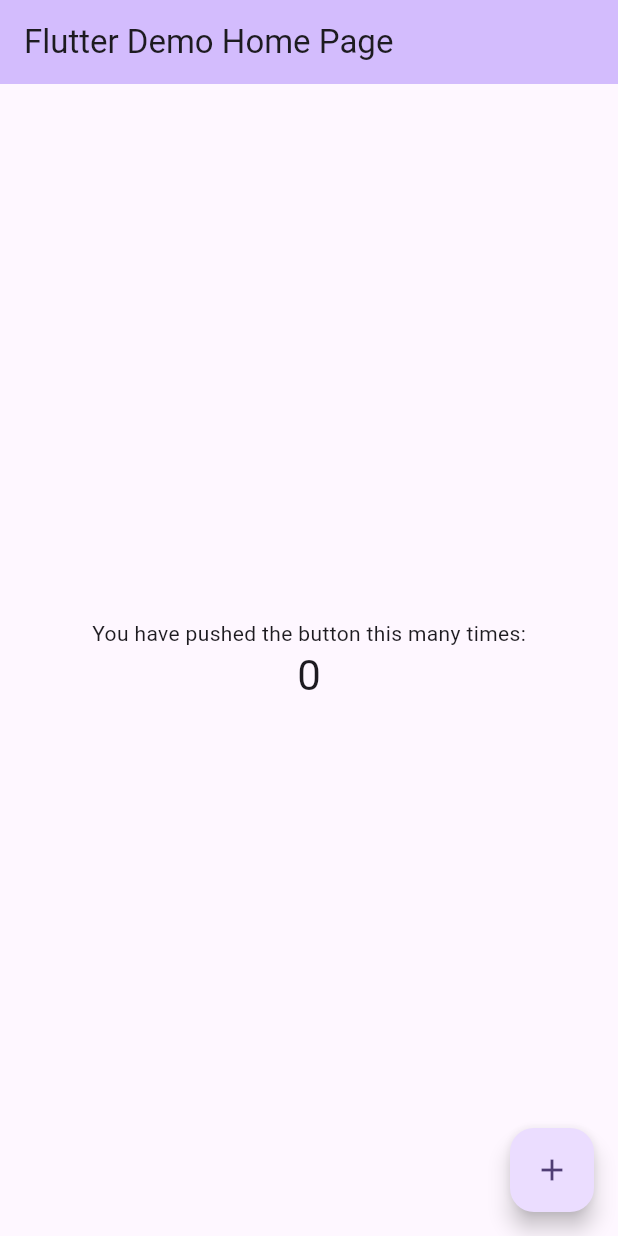
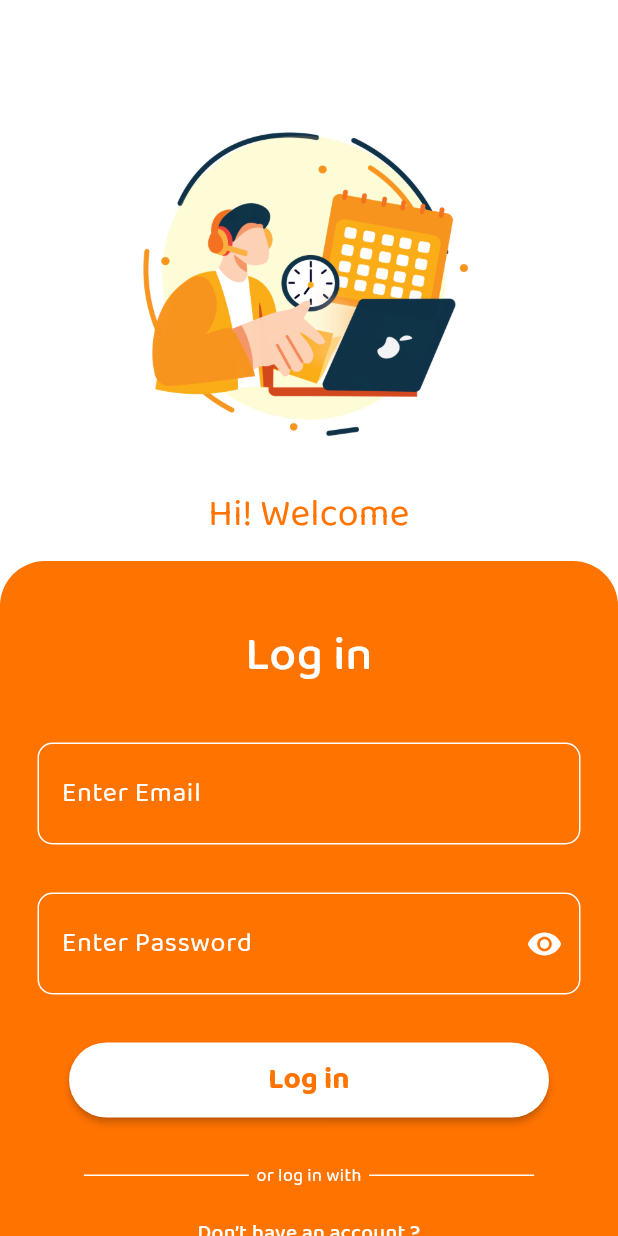
Before and after one commit to lansoyyy/vip_tutors, a Flutter app: the screen it shows after launch, on a phone screen of 412 x 824 dp. Run offline on Flutter 3.47's test engine with Material 3 defaults, Android fonts, the light colour scheme and no system bars.

Commit message:
added auth ui

```diff
--- a/lib/main.dart
+++ b/lib/main.dart
@@ -1,4 +1,5 @@
 import 'package:flutter/material.dart';
+import 'package:vip_tutors/presentation/views/auth/login_view.dart';
 
 void main() {
   runApp(const MyApp());
@@ -7,119 +8,10 @@
 class MyApp extends StatelessWidget {
   const MyApp({super.key});
 
-  // This widget is the root of your application.
   @override
   Widget build(BuildContext context) {
-    return MaterialApp(
-      title: 'Flutter Demo',
-      theme: ThemeData(
-        // This is the theme of your application.
-        //
-        // TRY THIS: Try running your application with "flutter run". You'll see
-        // the application has a purple toolbar. Then, without quitting the app,
-        // try changing the seedColor in the colorScheme below to Colors.green
-        // and then invoke "hot reload" (save your changes or press the "hot
-        // reload" button in a Flutter-supported IDE, or press "r" if you used
-        // the command line to start the app).
-        //
-        // Notice that the counter didn't reset back to zero; the application
-        // state is not lost during the reload. To reset the state, use hot
-        // restart instead.
-        //
-        // This works for code too, not just values: Most code changes can be
-        // tested with just a hot reload.
-        colorScheme: ColorScheme.fromSeed(seedColor: Colors.deepPurple),
-        useMaterial3: true,
-      ),
-      home: const MyHomePage(title: 'Flutter Demo Home Page'),
+    return const MaterialApp(
+      home: LoginView(),
     );
   }
 }
-
-class MyHomePage extends StatefulWidget {
-  const MyHomePage({super.key, required this.title});
-
-  // This widget is the home page of your application. It is stateful, meaning
-  // that it has a State object (defined below) that contains fields that affect
-  // how it looks.
-
-  // This class is the configuration for the state. It holds the values (in this
-  // case the title) provided by the parent (in this case the App widget) and
-  // used by the build method of the State. Fields in a Widget subclass are
-  // always marked "final".
-
-  final String title;
-
-  @override
-  State<MyHomePage> createState() => _MyHomePageState();
-}
-
-class _MyHomePageState extends State<MyHomePage> {
-  int _counter = 0;
-
-  void _incrementCounter() {
-    setState(() {
-      // This call to setState tells the Flutter framework that something has
-      // changed in this State, which causes it to rerun the build method below
-      // so that the display can reflect the updated values. If we changed
-      // _counter without calling setState(), then the build method would not be
-      // called again, and so nothing would appear to happen.
-      _counter++;
-    });
-  }
-
-  @override
-  Widget build(BuildContext context) {
-    // This method is rerun every time setState is called, for instance as done
-    // by the _incrementCounter method above.
-    //
-    // The Flutter framework has been optimized to make rerunning build methods
-    // fast, so that you can just rebuild anything that needs updating rather
-    // than having to individually change instances of widgets.
-    return Scaffold(
-      appBar: AppBar(
-        // TRY THIS: Try changing the color here to a specific color (to
-        // Colors.amber, perhaps?) and trigger a hot reload to see the AppBar
-        // change color while the other colors stay the same.
-        backgroundColor: Theme.of(context).colorScheme.inversePrimary,
-        // Here we take the value from the MyHomePage object that was created by
-        // the App.build method, and use it to set our appbar title.
-        title: Text(widget.title),
-      ),
-      body: Center(
-        // Center is a layout widget. It takes a single child and positions it
-        // in the middle of the parent.
-        child: Column(
-          // Column is also a layout widget. It takes a list of children and
-          // arranges them vertically. By default, it sizes itself to fit its
-          // children horizontally, and tries to be as tall as its parent.
-          //
-          // Column has various properties to control how it sizes itself and
-          // how it positions its children. Here we use mainAxisAlignment to
-          // center the children vertically; the main axis here is the vertical
-          // axis because Columns are vertical (the cross axis would be
-          // horizontal).
-          //
-          // TRY THIS: Invoke "debug painting" (choose the "Toggle Debug Paint"
-          // action in the IDE, or press "p" in the console), to see the
-          // wireframe for each widget.
-          mainAxisAlignment: MainAxisAlignment.center,
-          children: <Widget>[
-            const Text(
-              'You have pushed the button this many times:',
-            ),
-            Text(
-              '$_counter',
-              style: Theme.of(context).textTheme.headlineMedium,
-            ),
-          ],
-        ),
-      ),
-      floatingActionButton: FloatingActionButton(
-        onPressed: _incrementCounter,
-        tooltip: 'Increment',
-        child: const Icon(Icons.add),
-      ), // This trailing comma makes auto-formatting nicer for build methods.
-    );
-  }
-}
--- /dev/null
+++ b/lib/presentation/views/auth/login_view.dart
@@ -0,0 +1,174 @@
+import 'package:flutter/material.dart';
+import 'package:vip_tutors/presentation/views/auth/signup_view.dart';
+import 'package:vip_tutors/presentation/views/home_view.dart';
+import 'package:vip_tutors/presentation/widgets/button_widget.dart';
+import 'package:vip_tutors/presentation/widgets/text_widget.dart';
+import 'package:vip_tutors/presentation/widgets/textfield_widget.dart';
+import 'package:vip_tutors/utils/asset_helper.dart';
+import 'package:vip_tutors/utils/colors.dart';
+
+class LoginView extends StatefulWidget {
+  const LoginView({super.key});
+
+  @override
+  State<LoginView> createState() => _LoginViewState();
+}
+
+class _LoginViewState extends State<LoginView> {
+  final email = TextEditingController();
+  final password = TextEditingController();
+  @override
+  Widget build(BuildContext context) {
+    return Scaffold(
+      backgroundColor: Colors.white,
+      body: Column(
+        children: [
+          Expanded(
+            child: SizedBox(
+              child: Column(
+                mainAxisAlignment: MainAxisAlignment.center,
+                children: [
+                  const SizedBox(
+                    height: 50,
+                  ),
+                  Image.asset(
+                    AssetHelper().loginIllu,
+                    width: 250,
+                    height: 250,
+                  ),
+                  const SizedBox(
+                    height: 12.5,
+                  ),
+                  TextWidget(
+                    text: 'Hi! Welcome',
+                    fontSize: 25,
+                    color: secondary,
+                  ),
+                ],
+              ),
+            ),
+          ),
+          Container(
+            width: double.infinity,
+            height: 450,
+            decoration: const BoxDecoration(
+                color: secondary,
+                borderRadius: BorderRadius.only(
+                  topLeft: Radius.circular(
+                    30,
+                  ),
+                  topRight: Radius.circular(
+                    30,
+                  ),
+                )),
+            child: SingleChildScrollView(
+              child: Column(
+                children: [
+                  const SizedBox(
+                    height: 40,
+                  ),
+                  TextWidget(
+                    text: 'Log in',
+                    fontSize: 32,
+                    color: Colors.white,
+                    fontFamily: 'Medium',
+                  ),
+                  const SizedBox(
+                    height: 25,
+                  ),
+                  TextFieldWidget(
+                    height: 80,
+                    inputType: TextInputType.emailAddress,
+                    borderColor: Colors.white,
+                    label: 'Enter Email',
+                    controller: email,
+                  ),
+                  TextFieldWidget(
+                    height: 80,
+                    borderColor: Colors.white,
+                    label: 'Enter Password',
+                    controller: password,
+                    isObscure: true,
+                    showEye: true,
+                  ),
+                  const SizedBox(
+                    height: 10,
+                  ),
+                  ButtonWidget(
+                    color: Colors.white,
+                    height: 50,
+                    width: 320,
+                    fontSize: 20,
+                    label: 'Log in',
+                    textColor: secondary,
+                    onPressed: () {
+                      Navigator.of(context).pushReplacement(
+                        MaterialPageRoute(
+                            builder: (context) => const HomeView()),
+                      );
+                    },
+                  ),
+                  const SizedBox(
+                    height: 30,
+                  ),
+                  Row(
+                    mainAxisAlignment: MainAxisAlignment.center,
+                    children: [
+                      const SizedBox(
+                          width: 110,
+                          child: Divider(
+                            color: Colors.white,
+                          )),
+                      Padding(
+                        padding: const EdgeInsets.only(left: 5, right: 5),
+                        child: TextWidget(
+                          text: 'or log in with',
+                          fontSize: 12,
+                          color: Colors.white,
+                        ),
+                      ),
+                      const SizedBox(
+                          width: 110,
+                          child: Divider(
+                            color: Colors.white,
+                          )),
+                    ],
+                  ),
+                  const SizedBox(
+                    height: 20,
+                  ),
+                  TextWidget(
+                    text: 'Don’t have an account ?',
+                    fontSize: 14,
+                    color: Colors.white,
+                    fontFamily: 'Medium',
+                  ),
+                  const SizedBox(
+                    height: 2.5,
+                  ),
+                  GestureDetector(
+                    onTap: () {
+                      Navigator.of(context).push(
+                        MaterialPageRoute(
+                            builder: (context) => const SignupView()),
+                      );
+                    },
+                    child: TextWidget(
+                      text: 'Create an Account',
+                      fontSize: 15,
+                      color: Colors.white,
+                      fontFamily: 'Bold',
+                    ),
+                  ),
+                  const SizedBox(
+                    height: 20,
+                  ),
+                ],
+              ),
+            ),
+          ),
+        ],
+      ),
+    );
+  }
+}
--- /dev/null
+++ b/lib/presentation/views/auth/signup_view.dart
@@ -0,0 +1,151 @@
+import 'package:flutter/material.dart';
+import 'package:vip_tutors/presentation/views/home_view.dart';
+import 'package:vip_tutors/presentation/widgets/button_widget.dart';
+import 'package:vip_tutors/presentation/widgets/text_widget.dart';
+import 'package:vip_tutors/presentation/widgets/textfield_widget.dart';
+import 'package:vip_tutors/utils/asset_helper.dart';
+import 'package:vip_tutors/utils/colors.dart';
+
+class SignupView extends StatefulWidget {
+  const SignupView({super.key});
+
+  @override
+  State<SignupView> createState() => _SignupViewState();
+}
+
+class _SignupViewState extends State<SignupView> {
+  final name = TextEditingController();
+  final email = TextEditingController();
+  final password = TextEditingController();
+  @override
+  Widget build(BuildContext context) {
+    return Scaffold(
+      backgroundColor: Colors.white,
+      body: Column(
+        children: [
+          Expanded(
+            child: SizedBox(
+              child: Column(
+                mainAxisAlignment: MainAxisAlignment.center,
+                children: [
+                  const SizedBox(
+                    height: 50,
+                  ),
+                  Image.asset(
+                    AssetHelper().signupIllu,
+                    width: 250,
+                    height: 250,
+                  ),
+                  const SizedBox(
+                    height: 12.5,
+                  ),
+                  TextWidget(
+                    text: 'Signup to Register',
+                    fontSize: 25,
+                    color: secondary,
+                  ),
+                ],
+              ),
+            ),
+          ),
+          Container(
+            width: double.infinity,
+            height: 450,
+            decoration: const BoxDecoration(
+                color: secondary,
+                borderRadius: BorderRadius.only(
+                  topLeft: Radius.circular(
+                    30,
+                  ),
+                  topRight: Radius.circular(
+                    30,
+                  ),
+                )),
+            child: SingleChildScrollView(
+              child: Column(
+                children: [
+                  const SizedBox(
+                    height: 40,
+                  ),
+                  TextWidget(
+                    text: 'Sign up',
+                    fontSize: 32,
+                    color: Colors.white,
+                    fontFamily: 'Medium',
+                  ),
+                  const SizedBox(
+                    height: 25,
+                  ),
+                  TextFieldWidget(
+                    height: 80,
+                    borderColor: Colors.white,
+                    label: 'Enter Name',
+                    controller: name,
+                  ),
+                  TextFieldWidget(
+                    height: 80,
+                    inputType: TextInputType.emailAddress,
+                    borderColor: Colors.white,
+                    label: 'Enter Email',
+                    controller: email,
+                  ),
+                  TextFieldWidget(
+                    height: 80,
+                    borderColor: Colors.white,
+                    label: 'Enter Password',
+                    controller: password,
+                    isObscure: true,
+                    showEye: true,
+                  ),
+                  const SizedBox(
+                    height: 10,
+                  ),
+                  ButtonWidget(
+                    color: Colors.white,
+                    height: 50,
+                    width: 320,
+                    fontSize: 20,
+                    label: 'Signup',
+                    textColor: secondary,
+                    onPressed: () {
+                      Navigator.of(context).pushReplacement(
+                        MaterialPageRoute(
+                            builder: (context) => const HomeView()),
+                      );
+                    },
+                  ),
+                  const SizedBox(
+                    height: 20,
+                  ),
+                  TextWidget(
+                    text: 'Already have an account ?',
+                    fontSize: 14,
+                    color: Colors.white,
+                    fontFamily: 'Medium',
+                  ),
+                  const SizedBox(
+                    height: 2.5,
+                  ),
+                  GestureDetector(
+                    onTap: () {
+                      Navigator.pop(context);
+                    },
+                    child: TextWidget(
+                      text: 'Login now',
+                      fontSize: 15,
+                      color: Colors.white,
+                      fontFamily: 'Bold',
+                    ),
+                  ),
+                  const SizedBox(
+                    height: 20,
+                  ),
+                ],
+              ),
+            ),
+          ),
+        ],
+      ),
+    );
+  }
+}
--- /dev/null
+++ b/lib/presentation/views/home_view.dart
@@ -0,0 +1,10 @@
+import 'package:flutter/material.dart';
+
+class HomeView extends StatelessWidget {
+  const HomeView({super.key});
+
+  @override
+  Widget build(BuildContext context) {
+    return const Placeholder();
+  }
+}
--- /dev/null
+++ b/lib/presentation/widgets/button_widget.dart
@@ -0,0 +1,41 @@
+import 'package:flutter/material.dart';
+import 'package:vip_tutors/presentation/widgets/text_widget.dart';
+import 'package:vip_tutors/utils/colors.dart';
+
+class ButtonWidget extends StatelessWidget {
+  final String label;
+  final VoidCallback onPressed;
+  final double? width;
+  final double? fontSize;
+  final double? height;
+  final double? radius;
+  final Color color;
+  final Color? textColor;
+
+  const ButtonWidget(
+      {super.key,
+      this.radius = 100,
+      required this.label,
+      this.textColor = Colors.white,
+      required this.onPressed,
+      this.width = 275,
+      this.fontSize = 18,
+      this.height = 50,
+      this.color = secondary});
+  @override
+  Widget build(BuildContext context) {
+    return MaterialButton(
+        shape: RoundedRectangleBorder(
+            borderRadius: BorderRadius.circular(radius!)),
+        minWidth: width,
+        height: height,
+        color: color,
+        onPressed: onPressed,
+        child: TextWidget(
+          text: label,
+          fontSize: fontSize!,
+          color: textColor,
+          fontFamily: 'Bold',
+        ));
+  }
+}
--- /dev/null
+++ b/lib/presentation/widgets/text_widget.dart
@@ -0,0 +1,42 @@
+import 'package:flutter/material.dart';
+
+class TextWidget extends StatelessWidget {
+  late String text;
+  late double fontSize;
+  late Color? color;
+  late String? fontFamily;
+  late TextDecoration? decoration;
+  final bool? isItalize;
+  final bool? isBold;
+  final int? maxLines;
+  final TextAlign align;
+
+  TextWidget(
+      {super.key,
+      this.decoration,
+      this.align = TextAlign.center,
+      this.maxLines = 2,
+      this.isItalize = false,
+      this.isBold = false,
+      required this.text,
+      required this.fontSize,
+      this.color = Colors.black,
+      this.fontFamily = 'Regular'});
+
+  @override
+  Widget build(BuildContext context) {
+    return Text(
+      text,
+      textAlign: align,
+      maxLines: maxLines,
+      style: TextStyle(
+          overflow: TextOverflow.ellipsis,
+          fontStyle: isItalize! ? FontStyle.italic : null,
+          decoration: decoration,
+          fontWeight: isBold! ? FontWeight.w800 : FontWeight.normal,
+          fontSize: fontSize,
+          color: color,
+          fontFamily: fontFamily),
+    );
+  }
+}
--- /dev/null
+++ b/lib/presentation/widgets/textfield_widget.dart
@@ -0,0 +1,163 @@
+import 'package:flutter/material.dart';
+import 'package:vip_tutors/presentation/widgets/text_widget.dart';
+
+class TextFieldWidget extends StatefulWidget {
+  final String label;
+  final String? hint;
+  bool? isObscure;
+  final TextEditingController controller;
+  final double? width;
+  final double? height;
+  final int? maxLine;
+  final TextInputType? inputType;
+  late bool? showEye;
+  late bool? enabled;
+  late Color? color;
+  late Color? labelcolor;
+  late Color? borderColor;
+  late Color? hintColor;
+  late double? radius;
+  late double? fontSize;
+  late double? hintSize;
+  final String? Function(String?)? validator; // Add validator parameter
+
+  final TextCapitalization? textCapitalization;
+
+  bool? hasValidator;
+  Widget? prefix;
+
+  late int? length;
+
+  Widget? suffix;
+
+  TextFieldWidget({
+    super.key,
+    required this.label,
+    this.hint = '',
+    required this.controller,
+    this.isObscure = false,
+    this.width = double.infinity,
+    this.height = 65,
+    this.maxLine = 1,
+    this.prefix,
+    this.suffix,
+    this.length,
+    this.hintColor = Colors.black,
+    this.borderColor = Colors.transparent,
+    this.showEye = false,
+    this.enabled = true,
+    this.labelcolor = Colors.white,
+    this.color = Colors.black,
+    this.radius = 10,
+    this.fontSize = 24,
+    this.hintSize = 18,
+    this.hasValidator = true,
+    this.textCapitalization = TextCapitalization.sentences,
+    this.inputType = TextInputType.text,
+    this.validator, // Add validator parameter
+  });
+
+  @override
+  State<TextFieldWidget> createState() => _TextFieldWidgetState();
+}
+
+class _TextFieldWidgetState extends State<TextFieldWidget> {
+  @override
+  Widget build(BuildContext context) {
+    return Padding(
+      padding: const EdgeInsets.only(top: 10, bottom: 10, left: 25, right: 25),
+      child: SizedBox(
+        width: widget.width,
+        height: widget.height,
+        child: TextFormField(
+          maxLength: widget.length,
+          enabled: widget.enabled,
+          style: TextStyle(
+              fontFamily: 'Medium',
+              fontSize: widget.fontSize,
+              color: widget.labelcolor),
+          textCapitalization: widget.textCapitalization!,
+          keyboardType: widget.inputType,
+          decoration: InputDecoration(
+            prefix: widget.prefix,
+            suffixIcon: widget.suffix ??
+                (widget.showEye! == true
+                    ? IconButton(
+                        onPressed: () {
+                          setState(() {
+                            widget.isObscure = !widget.isObscure!;
+                          });
+                        },
+                        icon: widget.isObscure!
+                            ? const Icon(
+                                Icons.visibility,
+                                color: Colors.white,
+                              )
+                            : const Icon(
+                                Icons.visibility_off,
+                                color: Colors.white,
+                              ))
+                    : const SizedBox()),
+            hintText: widget.hint,
+            border: InputBorder.none,
+            label: TextWidget(
+              align: TextAlign.start,
+              text: widget.label,
+              fontSize: widget.hintSize!,
+              color: widget.labelcolor,
+            ),
+            hintStyle: const TextStyle(
+              fontFamily: 'Regular',
+              color: Colors.grey,
+              fontSize: 24,
+            ),
+            disabledBorder: OutlineInputBorder(
+              borderSide: BorderSide(
+                color: widget.borderColor!,
+              ),
+              borderRadius: BorderRadius.circular(widget.radius!),
+            ),
+            enabledBorder: OutlineInputBorder(
+              borderSide: BorderSide(
+                color: widget.borderColor!,
+              ),
+              borderRadius: BorderRadius.circular(widget.radius!),
+            ),
+            focusedBorder: OutlineInputBorder(
+              borderSide: BorderSide(
+                color: widget.borderColor!,
+              ),
+              borderRadius: BorderRadius.circular(widget.radius!),
+            ),
+            errorBorder: OutlineInputBorder(
+              borderSide: const BorderSide(
+                color: Colors.red,
+              ),
+              borderRadius: BorderRadius.circular(widget.radius!),
+            ),
+            errorStyle: const TextStyle(fontFamily: 'Medium', fontSize: 12),
+            focusedErrorBorder: OutlineInputBorder(
+              borderSide: const BorderSide(
+                color: Colors.red,
+              ),
+              borderRadius: BorderRadius.circular(widget.radius!),
+            ),
+          ),
+
+          maxLines: widget.maxLine,
+          obscureText: widget.isObscure!,
+          controller: widget.controller,
+          validator: widget.hasValidator!
+              ? (value) {
+                  if (value == null || value.isEmpty) {
+                    return 'Please enter a ${widget.label}';
+                  }
+
+                  return null;
+                }
+              : widget.validator, // Pass the validator to the TextFormField
+        ),
+      ),
+    );
+  }
+}
--- /dev/null
+++ b/lib/utils/asset_helper.dart
@@ -0,0 +1,5 @@
+class AssetHelper {
+  String forgotpasswordIllu = 'assets/images/forgotpassword_illu.png';
+  String loginIllu = 'assets/images/login_illu.png';
+  String signupIllu = 'assets/images/signup_illu.png';
+}
--- /dev/null
+++ b/lib/utils/colors.dart
@@ -0,0 +1,10 @@
+import 'dart:ui';
+
+import 'package:flutter/material.dart';
+
+const secondary = Color(0XFFFF7300);
+
+const primary = Color(0xffff4b02);
+var black = const Color(0xff1b1b1b);
+var white = const Color(0xffffffff);
+var grey = const Color(0xffB3B3B3);
```
Also changed, not shown: pubspec.yaml (+12 -8 lines), assets/fonts/Baloo2-Bold.ttf (added), assets/fonts/Baloo2-Medium.ttf (added), assets/fonts/Baloo2-Regular.ttf (added), assets/images/forgotpassword_illu.png (added), assets/images/login_illu.png (added), assets/images/signup_illu.png (added).
